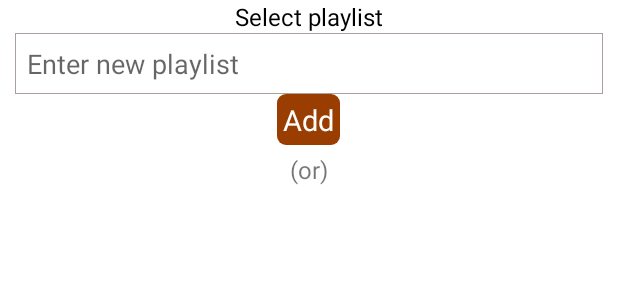
After one commit to javierjuanJJ/YoutubeClone, an Android app: the layout playlist_dialog.xml on its own in the app's theme, with its tools: preview values and no code run, on a phone screen of 412 x 824 dp. The commit adds this screen. Shown: the top 300 px of the screen. Run offline under Robolectric (Android 15) with nearby library versions, the phone set to English and light mode, and no system bars.

Commit message:
Youtube Clone | Create Playlist Dialog | Android Studio | Part 17

```diff
--- a/app/build.gradle
+++ b/app/build.gradle
@@ -40,6 +40,8 @@ dependencies {
     implementation 'de.hdodenhof:circleimageview:3.1.0'
     implementation 'com.squareup.picasso:picasso:2.8'
     implementation 'com.google.android.gms:play-services-auth:20.3.0'
+
+
     testImplementation 'junit:junit:4.13.2'
     androidTestImplementation 'androidx.test.ext:junit:1.1.3'
     androidTestImplementation 'androidx.test.espresso:espresso-core:3.4.0'
--- a/app/src/main/java/whatsappclone/proyecto_javier_juan_uceda/youtubeclone/PublishContentActivity.java
+++ b/app/src/main/java/whatsappclone/proyecto_javier_juan_uceda/youtubeclone/PublishContentActivity.java
@@ -2,11 +2,18 @@ package whatsappclone.proyecto_javier_juan_uceda.youtubeclone;
 
 import androidx.appcompat.app.AppCompatActivity;
 
+import android.app.Dialog;
 import android.content.Intent;
 import android.net.Uri;
 import android.os.Bundle;
+import android.view.View;
+import android.view.Window;
+import android.widget.EditText;
 import android.widget.MediaController;
+import android.widget.TextView;
 import android.widget.VideoView;
+
+import com.google.android.material.chip.Chip;
 
 public class PublishContentActivity extends AppCompatActivity {
 
@@ -14,6 +21,9 @@ public class PublishContentActivity extends AppCompatActivity {
     private String type;
     private Uri videoUri;
     private MediaController mediaController;
+    private EditText chip;
+    private TextView txtUploadVideo, txtChoosePlaylist;
+
 
     @Override
     protected void onCreate(Bundle savedInstanceState) {
@@ -26,7 +36,9 @@ public class PublishContentActivity extends AppCompatActivity {
     private void setUI() {
         videoView = findViewById(R.id.videoView);
         mediaController = new MediaController(PublishContentActivity.this);
-
+        chip = findViewById(R.id.inputVideoTag);
+        txtUploadVideo = findViewById(R.id.txt_upload_video);
+        txtChoosePlaylist = findViewById(R.id.choosePlayList);
         Intent intent = getIntent();
 
         if (intent != null) {
@@ -35,5 +47,22 @@ public class PublishContentActivity extends AppCompatActivity {
             videoView.setMediaController(mediaController);
             videoView.start();
         }
+
+        txtChoosePlaylist.setOnClickListener(new View.OnClickListener() {
+            @Override
+            public void onClick(View view) {
+                showPlayListDialogue();
+            }
+        });
+    }
+
+    Dialog dialog;
+
+    private void showPlayListDialogue() {
+        dialog = new Dialog(this);
+        dialog.requestWindowFeature(Window.FEATURE_NO_TITLE);
+        dialog.setContentView(R.layout.playlist_dialog);
+        dialog.setCancelable(true);
+        dialog.show();
     }
 }
--- /dev/null
+++ b/app/src/main/res/layout/playlist_dialog.xml
@@ -0,0 +1,69 @@
+<?xml version="1.0" encoding="utf-8"?>
+<RelativeLayout xmlns:android="http://schemas.android.com/apk/res/android"
+    android:layout_width="match_parent"
+    android:layout_height="wrap_content"
+    xmlns:app="http://schemas.android.com/apk/res-auto">
+
+    <TextView
+        android:layout_width="wrap_content"
+        android:layout_height="wrap_content"
+        android:text="Select playlist"
+        android:textSize="16sp"
+        android:layout_centerHorizontal="true"
+        android:fontFamily="sans-serif"
+        android:textColor="@color/black"
+        android:id="@+id/text"/>
+
+    <LinearLayout
+        android:layout_width="match_parent"
+        android:layout_height="match_parent"
+        android:orientation="vertical"
+        android:layout_below="@id/text">
+
+        <EditText
+            android:layout_width="match_parent"
+            android:layout_height="wrap_content"
+            android:hint="Enter new playlist"
+            android:background="@drawable/edittext_bg"
+            android:padding="8dp"
+            android:layout_marginStart="10sp"
+            android:layout_marginEnd="10sp"
+            android:id="@+id/input_playlist_name"
+            android:textColor="@color/black"
+            android:fontFamily="sans-serif"
+            android:inputType="textCapCharacters"
+            android:maxLines="1"/>
+
+        <TextView
+            android:layout_width="wrap_content"
+            android:layout_height="wrap_content"
+            android:text="Add"
+            android:textSize="19dp"
+            android:textColor="@color/white"
+            android:background="@drawable/button_bg"
+            android:padding="4dp"
+            android:minWidth="6dp"
+            android:layout_gravity="center"
+            android:fontFamily="sans-serif"
+            android:id="@+id/txt_add"
+            android:gravity="center"/>
+
+        <TextView
+            android:layout_width="wrap_content"
+            android:layout_height="wrap_content"
+            android:text="(or)"
+            android:layout_gravity="center"
+            android:layout_marginTop="5dp"
+            android:textSize="16sp"/>
+
+        <androidx.recyclerview.widget.RecyclerView
+            android:layout_width="match_parent"
+            android:layout_height="match_parent"
+            android:id="@+id/recyclerView"
+            android:padding="5dp"
+            app:layoutManager="androidx.recyclerview.widget.LinearLayoutManager"/>
+
+
+    </LinearLayout>
+
+</RelativeLayout>
```
